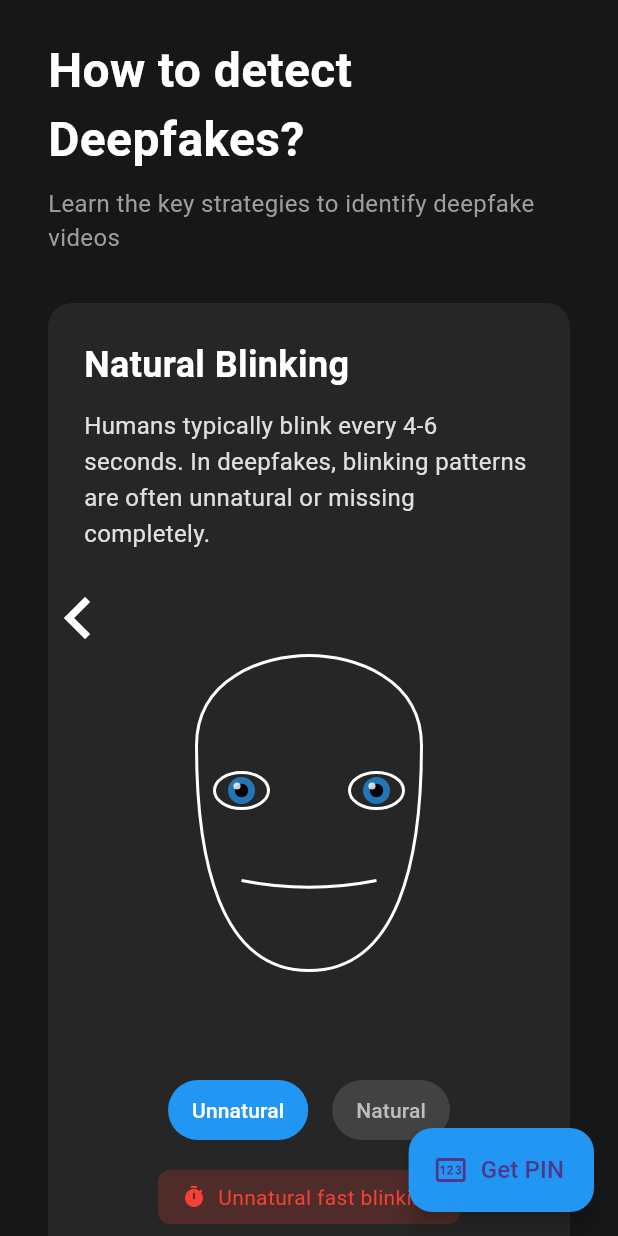
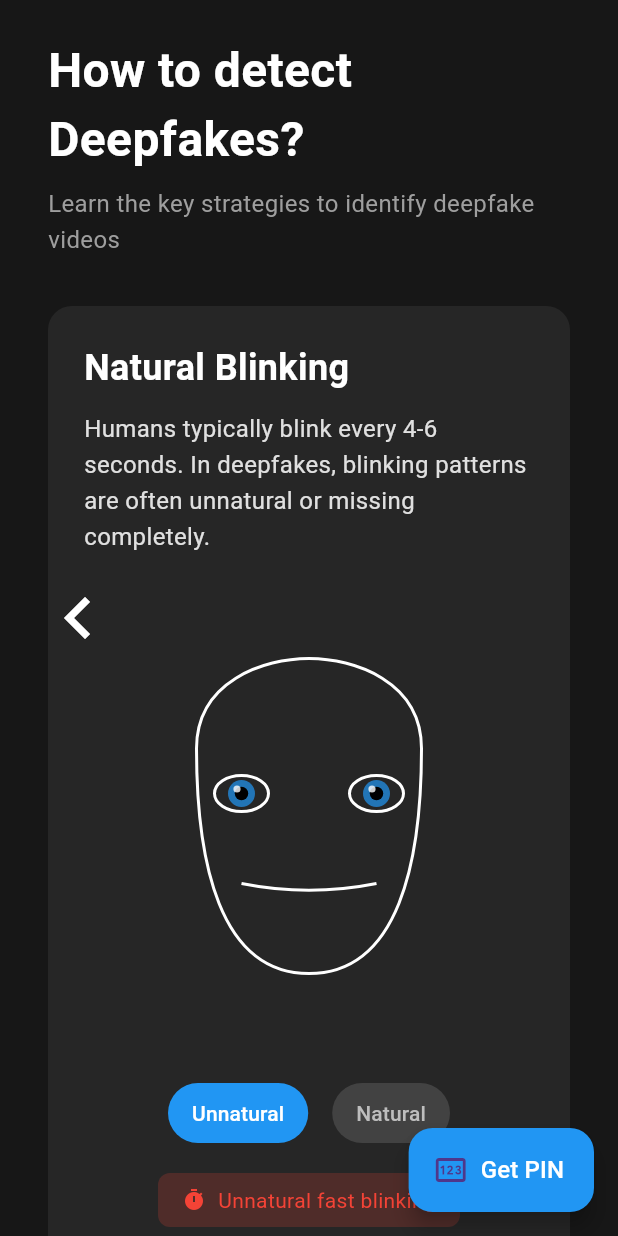
Before and after one commit to ToniHantschmann/deepfake_detector, a Flutter app: the StrategiesScreen screen opened directly, on a phone screen of 412 x 824 dp. Run offline on Flutter 3.47's test engine with Material 3 defaults, Android fonts, the phone set to English and light mode, and no system bars; our stand-ins replace flutter_bloc, hive, hive_flutter, video_player; missing offline and left inert: universal_html; accounts and stored records are empty.

Commit message:
implemented config to strategies screen

```diff
--- a/lib/screens/strategies_screen.dart
+++ b/lib/screens/strategies_screen.dart
@@ -3,13 +3,13 @@ import 'package:flutter_bloc/flutter_bloc.dart';
 import '../blocs/game/game_bloc.dart';
 import '../blocs/game/game_event.dart';
 import '../blocs/game/game_state.dart';
-import '../widgets/auth/generated_pin_display.dart';
-import 'base_game_screen.dart';
 import '../widgets/detection_strategies/strategy_card.dart';
 import '../widgets/detection_strategies/blinking_animation.dart';
 import '../widgets/detection_strategies/skin_texture_animation.dart';
 import '../widgets/common/navigaton_buttons.dart';
 import '../widgets/common/progress_bar.dart';
+import '../config/config.dart';
+import 'base_game_screen.dart';
 import 'pin_overlay.dart';
 
 class StrategiesScreen extends BaseGameScreen {
@@ -25,12 +25,13 @@ class StrategiesScreen extends BaseGameScreen {
 
   @override
   Widget buildGameScreen(BuildContext context, GameState state) {
+    // Show PIN overlay if a new PIN was generated
     if (state.generatedPin != null) {
       WidgetsBinding.instance.addPostFrameCallback((_) {
         showDialog(
           context: context,
           barrierDismissible: true,
-          barrierColor: Colors.black.withOpacity(0.8),
+          barrierColor: AppConfig.colors.backgroundDark.withOpacity(0.8),
           builder: (dialogContext) => BlocProvider.value(
             value: context.read<GameBloc>(),
             child: PinOverlay(
@@ -41,8 +42,9 @@ class StrategiesScreen extends BaseGameScreen {
         );
       });
     }
+
     return Scaffold(
-      backgroundColor: const Color(0xFF171717),
+      backgroundColor: AppConfig.colors.background,
       body: Column(
         children: [
           ProgressBar(currentScreen: state.currentScreen),
@@ -51,36 +53,31 @@ class StrategiesScreen extends BaseGameScreen {
               children: [
                 SingleChildScrollView(
                   child: Padding(
-                    padding: const EdgeInsets.symmetric(
-                      horizontal: 32.0,
-                      vertical: 24.0,
+                    padding: EdgeInsets.symmetric(
+                      horizontal: AppConfig.layout.screenPaddingHorizontal,
+                      vertical: AppConfig.layout.screenPaddingVertical,
                     ),
                     child: Column(
                       crossAxisAlignment: CrossAxisAlignment.start,
                       children: [
-                        const Text(
-                          'How to detect Deepfakes?',
-                          style: TextStyle(
-                            fontSize: 32,
-                            fontWeight: FontWeight.bold,
-                            color: Colors.white,
+                        Text(
+                          AppConfig.strings.statistics.title,
+                          style: AppConfig.textStyles.h2,
+                        ),
+                        SizedBox(height: AppConfig.layout.spacingSmall),
+                        Text(
+                          AppConfig.strings.statistics.subtitle,
+                          style: AppConfig.textStyles.bodyMedium.copyWith(
+                            color: AppConfig.colors.textSecondary,
                           ),
                         ),
-                        const SizedBox(height: 8),
-                        const Text(
-                          'Learn the key strategies to identify deepfake videos',
-                          style: TextStyle(
-                            fontSize: 16,
-                            color: Colors.grey,
-                          ),
-                        ),
-                        const SizedBox(height: 32),
+                        SizedBox(height: AppConfig.layout.spacingXLarge),
                         _buildStrategiesGrid(context),
-                        const SizedBox(height: 24),
+                        SizedBox(height: AppConfig.layout.spacingLarge),
                         _buildTipCard(),
-                        const SizedBox(height: 48),
+                        SizedBox(height: AppConfig.layout.spacingXLarge * 2),
                         _buildNextButton(context),
-                        const SizedBox(height: 32),
+                        SizedBox(height: AppConfig.layout.spacingXLarge),
                       ],
                     ),
                   ),
@@ -101,19 +98,19 @@ class StrategiesScreen extends BaseGameScreen {
   Widget _buildStrategiesGrid(BuildContext context) {
     return LayoutBuilder(
       builder: (context, constraints) {
-        return constraints.maxWidth > 800
+        return constraints.maxWidth > AppConfig.layout.breakpointTablet
             ? Row(
                 crossAxisAlignment: CrossAxisAlignment.start,
                 children: [
                   Expanded(child: _buildBlinkingStrategy()),
-                  const SizedBox(width: 24),
+                  SizedBox(width: AppConfig.layout.spacingLarge),
                   Expanded(child: _buildSkinTextureStrategy()),
                 ],
               )
             : Column(
                 children: [
                   _buildBlinkingStrategy(),
-                  const SizedBox(height: 24),
+                  SizedBox(height: AppConfig.layout.spacingLarge),
                   _buildSkinTextureStrategy(),
                 ],
               );
@@ -122,49 +119,43 @@ class StrategiesScreen extends BaseGameScreen {
   }
 
   Widget _buildBlinkingStrategy() {
-    return const StrategyCard(
-      title: 'Natural Blinking',
-      description: 'Humans typically blink every 4-6 seconds. '
-          'In deepfakes, blinking patterns are often unnatural or missing completely.',
-      child: BlinkingAnimation(),
+    return StrategyCard(
+      title: AppConfig.strings.statistics.blinkingTitle,
+      description: AppConfig.strings.statistics.blinkingDescription,
+      child: const BlinkingAnimation(),
     );
   }
 
   Widget _buildSkinTextureStrategy() {
-    return const StrategyCard(
-      title: 'Skin Texture Analysis',
-      description:
-          'Look for inconsistencies in skin texture. Deepfakes might show '
-          'unnatural smoothness or aging patterns that don\'t match between '
-          'different facial features.',
-      child: SkinTextureAnimation(),
+    return StrategyCard(
+      title: AppConfig.strings.statistics.skinTextureTitle,
+      description: AppConfig.strings.statistics.skinTextureDescription,
+      child: const SkinTextureAnimation(),
     );
   }
 
   Widget _buildTipCard() {
     return Container(
-      padding: const EdgeInsets.all(16),
+      padding: EdgeInsets.all(AppConfig.layout.cardPadding),
       decoration: BoxDecoration(
-        color: const Color(0xFF1F1F1F),
-        borderRadius: BorderRadius.circular(12),
-        border: Border.all(color: Colors.yellow.withOpacity(0.3)),
+        color: AppConfig.colors.cardBackground,
+        borderRadius: BorderRadius.circular(AppConfig.layout.cardRadius),
+        border: Border.all(
+          color: AppConfig.colors.warning.withOpacity(0.3),
+        ),
       ),
       child: Row(
         children: [
           Icon(
             Icons.lightbulb_outline,
-            color: Colors.yellow[600],
+            color: AppConfig.colors.warning,
             size: 24,
           ),
-          const SizedBox(width: 16),
-          const Expanded(
+          SizedBox(width: AppConfig.layout.spacingMedium),
+          Expanded(
             child: Text(
-              'Tip: Focus on these features in your next attempt. '
-              'The more you practice, the better you\'ll become at detecting deepfakes!',
-              style: TextStyle(
-                color: Colors.white,
-                fontSize: 14,
-              ),
+              AppConfig.strings.statistics.tip,
+              style: AppConfig.textStyles.bodySmall,
             ),
           ),
         ],
@@ -180,19 +171,17 @@ class StrategiesScreen extends BaseGameScreen {
         child: ElevatedButton(
           onPressed: () => handleNextNavigation(context),
           style: ElevatedButton.styleFrom(
-            backgroundColor: Colors.blue,
-            padding: const EdgeInsets.symmetric(vertical: 24),
+            backgroundColor: AppConfig.colors.primary,
+            padding: EdgeInsets.symmetric(
+              vertical: AppConfig.layout.spacingLarge,
+            ),
             shape: RoundedRectangleBorder(
               borderRadius: BorderRadius.circular(40),
             ),
           ),
-          child: const Text(
-            'Next Game',
-            style: TextStyle(
-              fontSize: 18,
-              fontWeight: FontWeight.w500,
-              color: Colors.white,
-            ),
+          child: Text(
+            AppConfig.strings.statistics.nextGameButton,
+            style: AppConfig.textStyles.buttonLarge,
           ),
         ),
       ),
@@ -201,19 +190,16 @@ class StrategiesScreen extends BaseGameScreen {
 
   Widget _buildRegisterButton(BuildContext context) {
     return Positioned(
-      right: 16,
-      bottom: 16,
+      right: AppConfig.layout.spacingMedium,
+      bottom: AppConfig.layout.spacingMedium,
       child: FloatingActionButton.extended(
         onPressed: () => context.read<GameBloc>().add(const GeneratePin()),
         icon: const Icon(Icons.pin_outlined),
-        label: const Text(
-          'Get PIN',
-          style: TextStyle(
-            fontSize: 16,
-            fontWeight: FontWeight.w500,
-          ),
+        label: Text(
+          AppConfig.strings.statistics.getPinButton,
+          style: AppConfig.textStyles.buttonMedium,
         ),
-        backgroundColor: Colors.blue,
+        backgroundColor: AppConfig.colors.primary,
       ),
     );
   }
```
